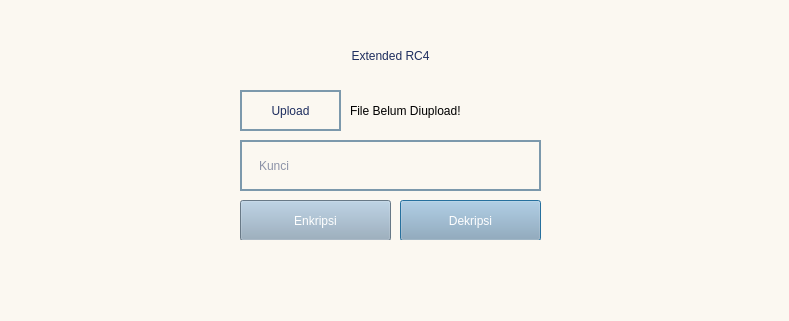
Qt form upload.ui (stellaribli/StreamCipher) before a commit.
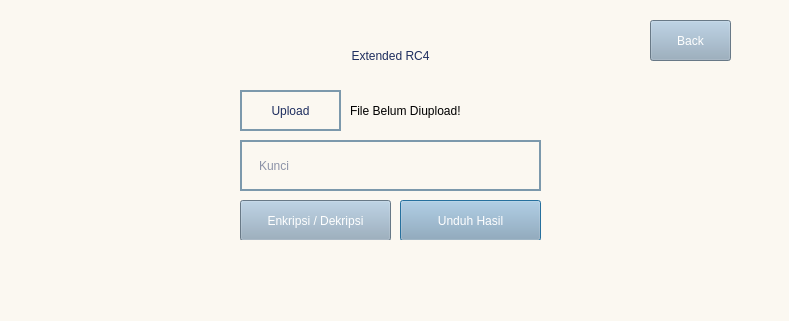
The same form after that commit.

What changed in the file:
```diff
--- a/upload.ui
+++ b/upload.ui
@@ -41,7 +41,7 @@
  }</string>
    </property>
    <property name="text">
-    <string>Dekripsi</string>
+    <string>Unduh Hasil</string>
    </property>
   </widget>
   <widget class="QLabel" name="label_2">
@@ -86,7 +86,7 @@
  }</string>
    </property>
    <property name="text">
-    <string>Enkripsi</string>
+    <string>Enkripsi / Dekripsi</string>
    </property>
   </widget>
   <widget class="QLineEdit" name="kunci">
@@ -173,6 +173,32 @@
     <set>Qt::AlignCenter</set>
    </property>
   </widget>
+  <widget class="QPushButton" name="backButton">
+   <property name="geometry">
+    <rect>
+     <x>650</x>
+     <y>20</y>
+     <width>81</width>
+     <height>41</height>
+    </rect>
+   </property>
+   <property name="styleSheet">
+    <string notr="true">QPushButton{ 
+	background-color: #92A9BD; color:#FFFFFF;
+font: 17pt &quot;Mulish&quot;;color:#fff; 
+	border-radius: 13.25760269165039px;
+}
+
+ QPushButton:hover {
+	background-color: #7C99AC; color:#FFFFFF;
+font: 17pt &quot;Mulish&quot;;color:#fff; 
+	border-radius: 13.25760269165039px;
+ }</string>
+   </property>
+   <property name="text">
+    <string>Back</string>
+   </property>
+  </widget>
  </widget>
  <resources/>
  <connections/>
```
